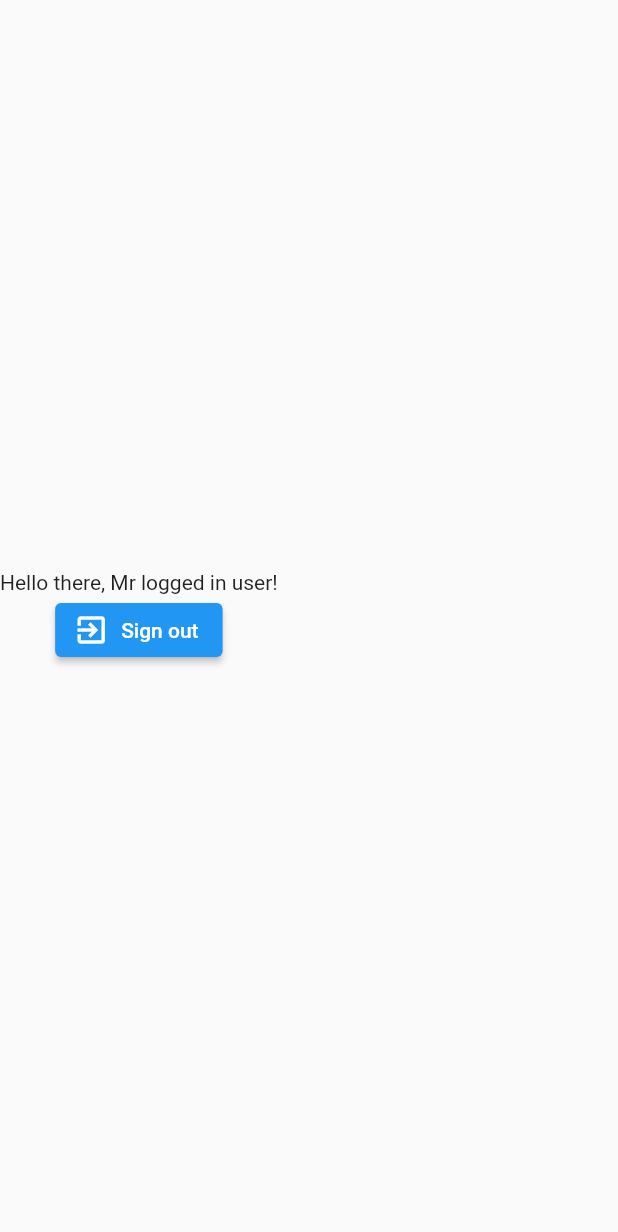
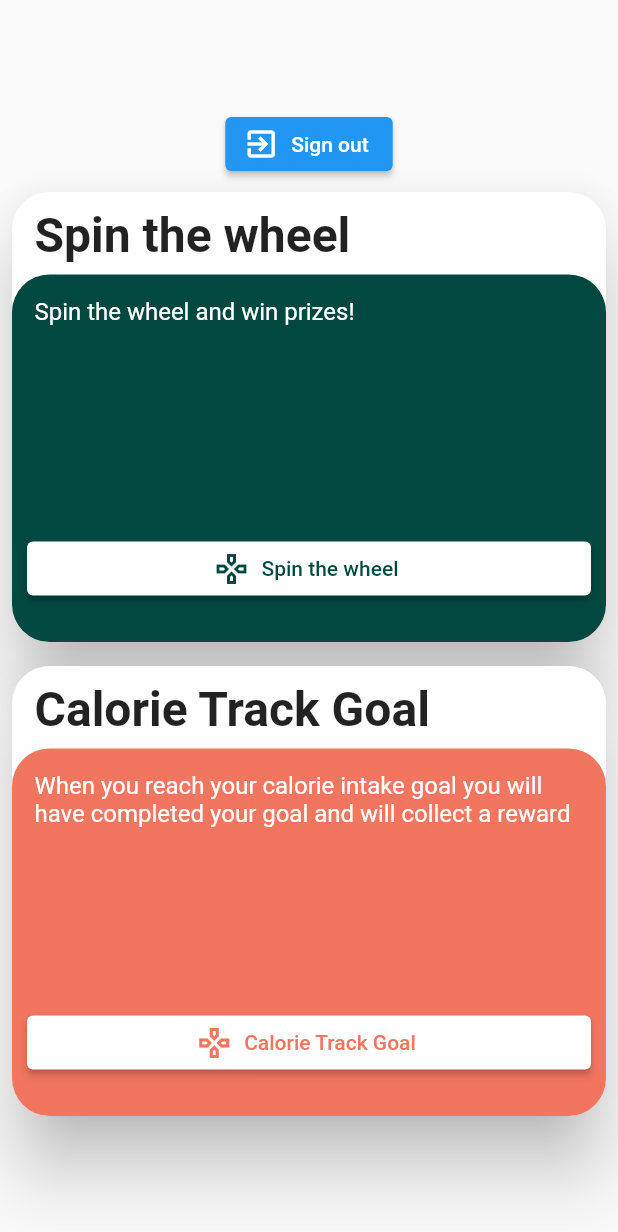
Before and after one commit to ajamicoding5402/FYP, a Flutter app: the HomeScreen screen opened by its route, on a phone screen of 412 x 824 dp. Shown: the top 1232 px of the screen. Run offline on Flutter 3.47's test engine with Material 2 defaults, Android fonts, the phone set to English and light mode, and no system bars; our stand-ins replace firebase_auth, firebase_core, flutter_fortune_wheel; accounts and stored records are empty.

Commit message:
gamification and other
>added spin the wheel feature for the gamification

> added the section card widget that will act as the method for displaying some information and interacting with some information in the app

>did some designs for the app

```diff
--- a/nutridoc/lib/main.dart
+++ b/nutridoc/lib/main.dart
@@ -4,6 +4,7 @@ import 'package:firebase_core/firebase_core.dart';
 import './screens/switcher_screen.dart';
 import './screens/login_screen.dart';
 import './screens/home_screen.dart';
+import './screens/gamification_Screen.dart';
 
 void main() async {
   WidgetsFlutterBinding.ensureInitialized();
@@ -25,6 +26,7 @@ class MyApp extends StatelessWidget {
         '/': (context) => SwitcherScreen(),
         LoginScreen.routeName: (context) => LoginScreen(),
         HomeScreen.routeName: (context) => const HomeScreen(),
+        GamificationScreen.routeName: (context) => GamificationScreen(),
       },
     );
   }
--- a/nutridoc/lib/screens/home_screen.dart
+++ b/nutridoc/lib/screens/home_screen.dart
@@ -2,6 +2,8 @@ import 'package:flutter/material.dart';
 import 'package:firebase_auth/firebase_auth.dart';
 
 import './switcher_screen.dart';
+import './gamification_screen.dart';
+import '../widgets/section_card.dart';
 
 class HomeScreen extends StatelessWidget {
   static const String routeName = '/home';
@@ -14,7 +16,6 @@ class HomeScreen extends StatelessWidget {
         mainAxisAlignment: MainAxisAlignment.center,
         crossAxisAlignment: CrossAxisAlignment.center,
         children: <Widget>[
-          const Text('Hello there, Mr logged in user!'),
           ElevatedButton.icon(
             onPressed: () {
               FirebaseAuth.instance.signOut();
@@ -22,6 +23,19 @@ class HomeScreen extends StatelessWidget {
             },
             icon: const Icon(Icons.exit_to_app),
             label: const Text('Sign out'),
+          ),
+          SectionCard(
+            title: 'Spin the wheel',
+            desc: 'Spin the wheel and win prizes!',
+            onclick: () =>
+                Navigator.of(context).pushNamed(GamificationScreen.routeName),
+          ),
+          SectionCard(
+            title: 'Calorie Track Goal',
+            desc:
+                'When you reach your calorie intake goal you will have completed your goal and will collect a reward',
+            altColor: true,
+            onclick: () => print('Good Job!!!! keep Going'),
           )
         ],
       ),
--- /dev/null
+++ b/nutridoc/lib/widgets/section_card.dart
@@ -0,0 +1,96 @@
+import 'package:flutter/material.dart';
+
+class SectionCard extends StatelessWidget {
+  const SectionCard({
+    super.key,
+    required this.title,
+    this.altColor = false,
+    required this.onclick,
+    required this.desc,
+  });
+
+  final String title;
+  final String desc;
+  final bool altColor;
+  final VoidCallback onclick;
+
+  @override
+  Widget build(BuildContext context) {
+    return Padding(
+      padding: const EdgeInsets.all(8.0),
+      child: Material(
+        borderRadius: BorderRadius.circular(25),
+        elevation: 20,
+        child: Stack(
+          children: <Widget>[
+            // The outer container (The one on top)
+            Container(
+              padding: const EdgeInsets.symmetric(horizontal: 15, vertical: 10),
+              decoration: BoxDecoration(
+                color: Colors.white70,
+                borderRadius: BorderRadius.circular(25),
+              ),
+              constraints: const BoxConstraints(
+                minHeight: 300,
+                minWidth: double.infinity,
+              ),
+              child: Text(
+                title,
+                style: const TextStyle(
+                  fontWeight: FontWeight.bold,
+                  fontSize: 32,
+                ),
+              ),
+            ),
+            // The inner container (The colored one)
+            Positioned(
+              bottom: 0,
+              right: 0,
+              left: 0,
+              child: Container(
+                padding:
+                    const EdgeInsets.symmetric(horizontal: 15, vertical: 15),
+                decoration: BoxDecoration(
+                  color: altColor
+                      ? const Color.fromRGBO(241, 117, 95, 1)
+                      : const Color.fromRGBO(1, 72, 65, 1),
+                  borderRadius: BorderRadius.circular(25),
+                ),
+                constraints: const BoxConstraints(
+                  minHeight: 245,
+                  minWidth: double.infinity,
+                ),
+                child: Text(
+                  desc,
+                  style: const TextStyle(color: Colors.white, fontSize: 16),
+                ),
+              ),
+            ),
+            Positioned(
+              right: 0,
+              left: 0,
+              bottom: 15,
+              child: Padding(
+                padding: const EdgeInsets.all(10.0),
+                child: ElevatedButton.icon(
+                  style: ButtonStyle(
+                    backgroundColor:
+                        const MaterialStatePropertyAll(Colors.white),
+                    foregroundColor: MaterialStatePropertyAll(
+                      altColor
+                          ? const Color.fromRGBO(241, 117, 95, 1)
+                          : const Color.fromRGBO(1, 72, 65, 1),
+                    ),
+                  ),
+                  onPressed: onclick,
+                  icon: const Icon(Icons.gamepad_outlined),
+                  label: Text(title),
+                ),
+              ),
+            ),
+          ],
+        ),
+      ),
+    );
+  }
+}
--- a/nutridoc/pubspec.yaml
+++ b/nutridoc/pubspec.yaml
@@ -36,6 +36,7 @@ dependencies:
   # The following adds the Cupertino Icons font to your application.
   # Use with the CupertinoIcons class for iOS style icons.
   cupertino_icons: ^1.0.2
+  flutter_fortune_wheel: ^1.2.0
 
 dev_dependencies:
   flutter_test:
```
Also changed, not shown: nutridoc/lib/screens/gamification_screen.dart (added, +71 -0 lines), nutridoc/pubspec.lock.
